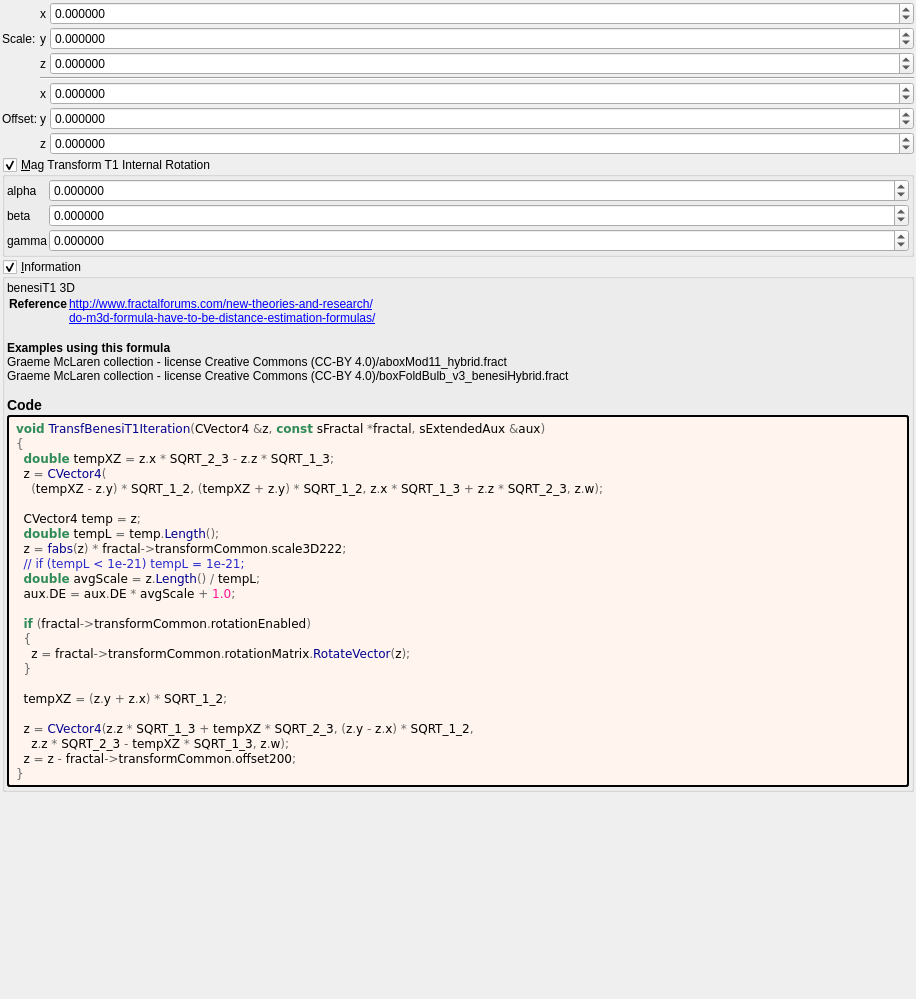
Before: the Qt Designer form mandelbulber2/formula/ui/transf_benesi_t1.ui in buddhi1980/mandelbulber2, drawn with Qt 5.
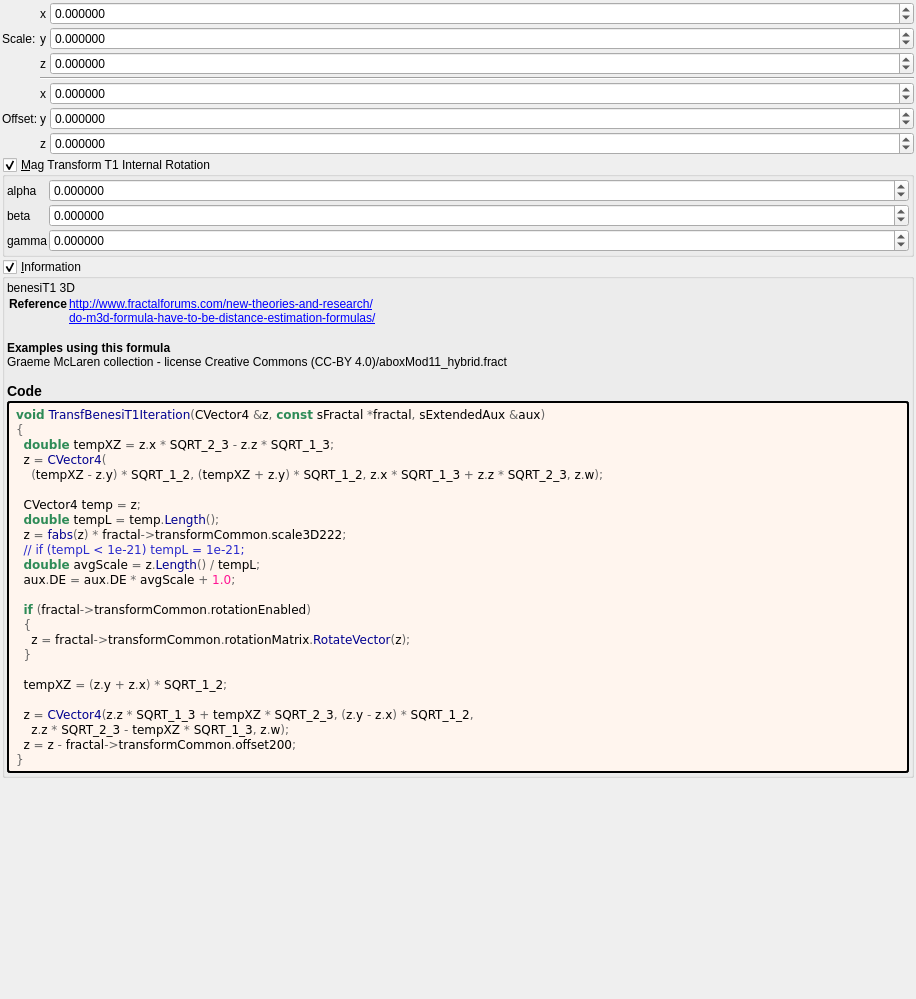
After: the same form once the commit is applied. Custom widgets are drawn as their Qt base class.

Commit message: Updated new OpenCL fractal formulas Changed to not convert to mad and native_divide - it is already automatically generated by OpenCL compiler when -fast-relaxed-math is used. This change improves readability of OpenCL code withot any impact on rendering speed.

What changed in the file:
```diff
--- a/mandelbulber2/formula/ui/transf_benesi_t1.ui
+++ b/mandelbulber2/formula/ui/transf_benesi_t1.ui
@@ -441,7 +441,7 @@
 &lt;a href=&quot;do-m3d-formula-have-to-be-distance-estimation-formulas/&quot;&gt;do-m3d-formula-have-to-be-distance-estimation-formulas/&lt;br&gt;
 &lt;/td&gt;&lt;/tr&gt;
 &lt;/table&gt;
-&lt;br&gt;&lt;b&gt;Examples using this formula&lt;/b&gt;&lt;br&gt;Graeme McLaren  collection - license Creative Commons  (CC-BY 4.0)/aboxMod11_hybrid.fract&lt;br&gt;Graeme McLaren  collection - license Creative Commons  (CC-BY 4.0)/boxFoldBulb_v3_benesiHybrid.fract&lt;h3&gt;Code&lt;/h3&gt;</string>
+&lt;br&gt;&lt;b&gt;Examples using this formula&lt;/b&gt;&lt;br&gt;Graeme McLaren  collection - license Creative Commons  (CC-BY 4.0)/aboxMod11_hybrid.fract&lt;h3&gt;Code&lt;/h3&gt;</string>
         </property>
         <property name="wordWrap">
          <bool>true</bool>
```
The commit also changes 344 other files.
